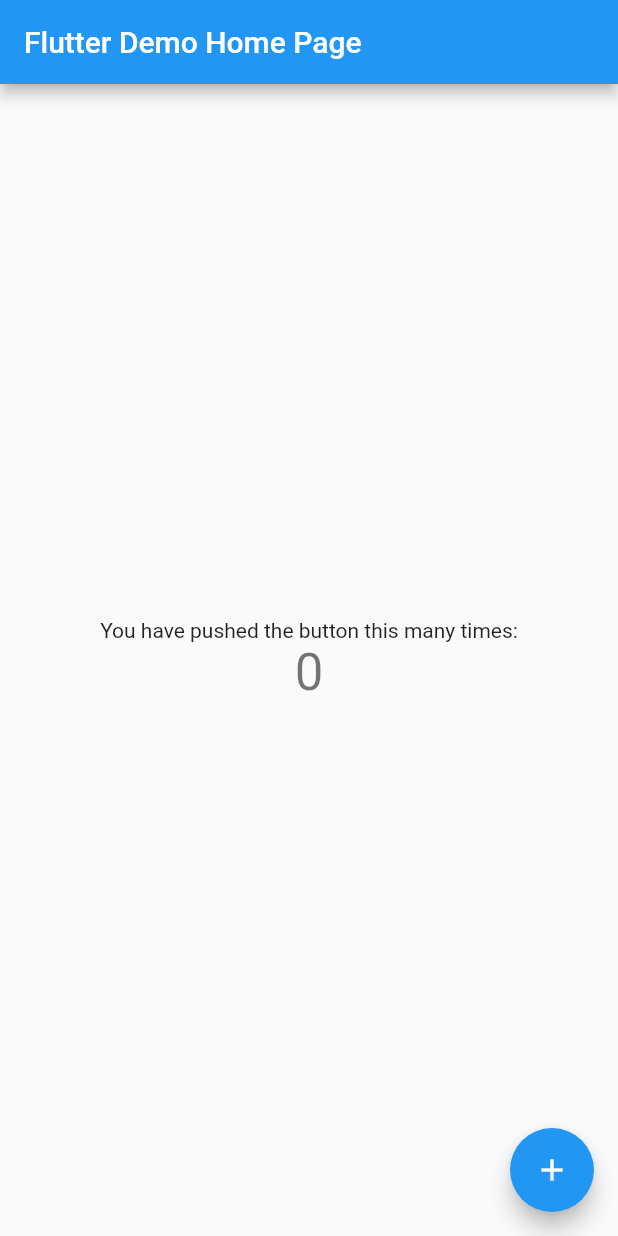
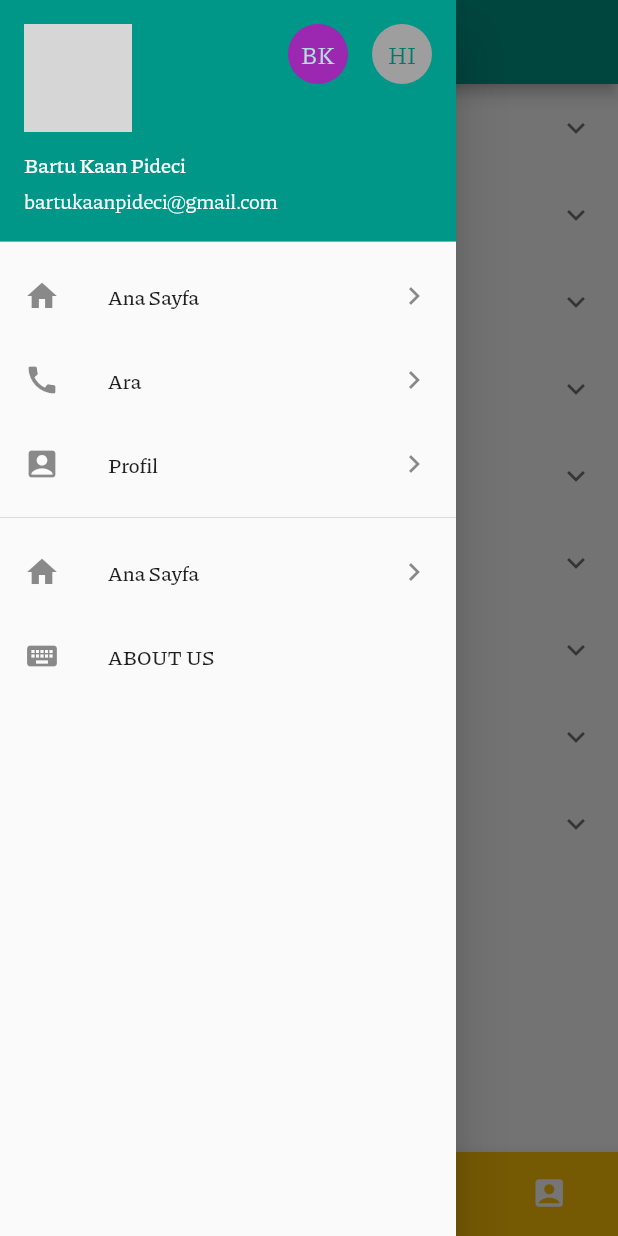
Before and after one commit to bartukaan/flutter_dersleri_bolum2, a Flutter app: the screen it shows after launch, with the side drawer open (before the commit the screen has no drawer), on a phone screen of 412 x 824 dp. Run offline on Flutter 3.47's test engine with Material 2 defaults, Android fonts, the phone set to English and light mode, and no system bars; network calls fail; grey boxes are pictures that could not be loaded.

Commit message:
- drawer menu kullanımı örneği, - kişisel font kullanımı (Örnek fontlar eklendi), - tabs kullanım örneği, - inkwell kullanım örneği,

```diff
--- a/lib/main.dart
+++ b/lib/main.dart
@@ -1,117 +1,105 @@
+
 import 'package:flutter/material.dart';
+import 'ui/uis.dart';
 
-void main() {
-  runApp(MyApp());
-}
+void main() => runApp(FlutterDersleri());
 
-class MyApp extends StatelessWidget {
-  // This widget is the root of your application.
+class FlutterDersleri extends StatelessWidget {
+
+
   @override
   Widget build(BuildContext context) {
+
     return MaterialApp(
-      title: 'Flutter Demo',
+      debugShowCheckedModeBanner: false,
+      title: 'Flutter Dersleri',
       theme: ThemeData(
-        // This is the theme of your application.
-        //
-        // Try running your application with "flutter run". You'll see the
-        // application has a blue toolbar. Then, without quitting the app, try
-        // changing the primarySwatch below to Colors.green and then invoke
-        // "hot reload" (press "r" in the console where you ran "flutter run",
-        // or simply save your changes to "hot reload" in a Flutter IDE).
-        // Notice that the counter didn't reset back to zero; the application
-        // is not restarted.
-        primarySwatch: Colors.blue,
-        // This makes the visual density adapt to the platform that you run
-        // the app on. For desktop platforms, the controls will be smaller and
-        // closer together (more dense) than on mobile platforms.
-        visualDensity: VisualDensity.adaptivePlatformDensity,
-      ),
-      home: MyHomePage(title: 'Flutter Demo Home Page'),
+          fontFamily: 'Genel',
+          primarySwatch: Colors.teal,
+          accentColor: Colors.orangeAccent),
+      home: MyHomePage(),
     );
   }
 }
 
 class MyHomePage extends StatefulWidget {
-  MyHomePage({Key key, this.title}) : super(key: key);
+  @override
+  MyHomePageState createState() {
+    return new MyHomePageState();
+  }
+}
 
-  // This widget is the home page of your application. It is stateful, meaning
-  // that it has a State object (defined below) that contains fields that affect
-  // how it looks.
+class MyHomePageState extends State<MyHomePage> {
+  int secilenMenuItem = 0;
+  List<Widget> tumSayfalar;
+  AnaSayfa sayfaAna;
+  AramaSayfasi sayfaArama;
+  PageViewOrnek pageViewOrnek;
 
-  // This class is the configuration for the state. It holds the values (in this
-  // case the title) provided by the parent (in this case the App widget) and
-  // used by the build method of the State. Fields in a Widget subclass are
-  // always marked "final".
-
-  final String title;
+  var keyAnaSayfa = PageStorageKey("key_ana_sayfa");
+  var keyArama = PageStorageKey("key_arama_sayfa");
 
   @override
-  _MyHomePageState createState() => _MyHomePageState();
-}
-
-class _MyHomePageState extends State<MyHomePage> {
-  int _counter = 0;
-
-  void _incrementCounter() {
-    setState(() {
-      // This call to setState tells the Flutter framework that something has
-      // changed in this State, which causes it to rerun the build method below
-      // so that the display can reflect the updated values. If we changed
-      // _counter without calling setState(), then the build method would not be
-      // called again, and so nothing would appear to happen.
-      _counter++;
-    });
+  void initState() {
+    // TODO: implement initState
+    super.initState();
+    sayfaAna = AnaSayfa(keyAnaSayfa);
+    sayfaArama=AramaSayfasi(keyArama);
+    pageViewOrnek = PageViewOrnek();
+    tumSayfalar=[sayfaAna, sayfaArama, pageViewOrnek];
   }
 
   @override
   Widget build(BuildContext context) {
-    // This method is rerun every time setState is called, for instance as done
-    // by the _incrementCounter method above.
-    //
-    // The Flutter framework has been optimized to make rerunning build methods
-    // fast, so that you can just rebuild anything that needs updating rather
-    // than having to individually change instances of widgets.
     return Scaffold(
+      drawer: DrawerMenu(),
       appBar: AppBar(
-        // Here we take the value from the MyHomePage object that was created by
-        // the App.build method, and use it to set our appbar title.
-        title: Text(widget.title),
+        title: Text("Flutter Dersleri Bölüm 2"),
       ),
-      body: Center(
-        // Center is a layout widget. It takes a single child and positions it
-        // in the middle of the parent.
-        child: Column(
-          // Column is also a layout widget. It takes a list of children and
-          // arranges them vertically. By default, it sizes itself to fit its
-          // children horizontally, and tries to be as tall as its parent.
-          //
-          // Invoke "debug painting" (press "p" in the console, choose the
-          // "Toggle Debug Paint" action from the Flutter Inspector in Android
-          // Studio, or the "Toggle Debug Paint" command in Visual Studio Code)
-          // to see the wireframe for each widget.
-          //
-          // Column has various properties to control how it sizes itself and
-          // how it positions its children. Here we use mainAxisAlignment to
-          // center the children vertically; the main axis here is the vertical
-          // axis because Columns are vertical (the cross axis would be
-          // horizontal).
-          mainAxisAlignment: MainAxisAlignment.center,
-          children: <Widget>[
-            Text(
-              'You have pushed the button this many times:',
-            ),
-            Text(
-              '$_counter',
-              style: Theme.of(context).textTheme.headline4,
-            ),
-          ],
-        ),
+      body: secilenMenuItem <= tumSayfalar.length-1 ? tumSayfalar[secilenMenuItem] : tumSayfalar[0],
+      bottomNavigationBar: bottomNavMenu(),
+    );
+  }
+
+  Theme bottomNavMenu() {
+    return Theme(
+      data: ThemeData(
+          canvasColor: Colors.cyan.shade100,
+          primaryColor: Colors.orangeAccent
       ),
-      floatingActionButton: FloatingActionButton(
-        onPressed: _incrementCounter,
-        tooltip: 'Increment',
-        child: Icon(Icons.add),
-      ), // This trailing comma makes auto-formatting nicer for build methods.
+      child: BottomNavigationBar(
+        items: <BottomNavigationBarItem>[
+          BottomNavigationBarItem(
+              icon: Icon(Icons.home),
+              title: Text("ExpansionTile"),
+              backgroundColor: Colors.amber),
+          BottomNavigationBarItem(
+              icon: Icon(Icons.search),
+              activeIcon: Icon(Icons.call),
+              title: Text("Liste"),
+              backgroundColor: Colors.red),
+          BottomNavigationBarItem(
+              icon: Icon(Icons.add),
+              title: Text("PageView"),
+              backgroundColor: Colors.tealAccent),
+          BottomNavigationBarItem(
+              icon: Icon(Icons.account_box),
+              title: Text("Profil"),
+              backgroundColor: Colors.brown),
+        ],
+        type: BottomNavigationBarType.shifting,
+        currentIndex: secilenMenuItem,
+        onTap: (index){
+          setState(() {
+            secilenMenuItem = index;
+            if(index==3){
+              Navigator.of(context).push(MaterialPageRoute(builder: (context)=>TabOrnek())).then((bb){
+                secilenMenuItem = 0;
+              });
+            }
+          });
+        },
+      ),
     );
   }
 }
--- /dev/null
+++ b/lib/models/veri.dart
@@ -0,0 +1,9 @@
+class Veri{
+
+  String baslik;
+  bool expanded;
+  String icerik;
+
+  Veri(this.baslik, this.icerik, this.expanded);
+
+}
--- /dev/null
+++ b/lib/ui/ana_sayfa.dart
@@ -0,0 +1,58 @@
+import 'package:flutter/material.dart';
+import 'package:flutter_dersleri_bolum2/models/veri.dart';
+
+class AnaSayfa extends StatefulWidget {
+  AnaSayfa(Key k) : super(key: k);
+
+  @override
+  AnaSayfaState createState() {
+    return new AnaSayfaState();
+  }
+}
+
+class AnaSayfaState extends State<AnaSayfa> {
+  List<Veri> tumVeriler;
+
+  @override
+  void initState() {
+    // TODO: implement initState
+    super.initState();
+    tumVeriler = [
+      Veri("Biz Kimiz", "Biz kimizin içeriği buraya gelecek", false),
+      Veri("Biz Neredeyiz", "Biz neredeyiz içeriği buraya gelecek", false),
+      Veri("Misyonumuz", "Biz kimizin içeriği buraya gelecek", false),
+      Veri("Vizyonumuz", "Biz kimizin içeriği buraya gelecek", false),
+      Veri("İletişim", "Biz kimizin içeriği buraya gelecek", false),
+      Veri("İletişim", "Biz kimizin içeriği buraya gelecek", false),
+      Veri("İletişim", "Biz kimizin içeriği buraya gelecek", false),
+      Veri("İletişim", "Biz kimizin içeriği buraya gelecek", false),
+      Veri("İletişim", "Biz kimizin içeriği buraya gelecek", false),
+    ];
+  }
+
+  @override
+  Widget build(BuildContext context) {
+    return ListView.builder(
+      itemBuilder: (context, index) {
+        return ExpansionTile(
+          key: PageStorageKey("$index"),
+          title: Text(tumVeriler[index].baslik),
+          initiallyExpanded: tumVeriler[index].expanded,
+          children: <Widget>[
+            Container(
+              color:
+                  index % 2 == 0 ? Colors.red.shade200 : Colors.yellow.shade300,
+              height: 100,
+              width: double.infinity,
+              child: Padding(
+                padding: const EdgeInsets.all(16.0),
+                child: Text(tumVeriler[index].icerik),
+              ),
+            )
+          ],
+        );
+      },
+      itemCount: tumVeriler.length,
+    );
+  }
+}
--- /dev/null
+++ b/lib/ui/drawer_menu.dart
@@ -0,0 +1,80 @@
+import 'package:flutter/material.dart';
+
+class DrawerMenu extends StatefulWidget {
+  @override
+  _DrawerMenuState createState() => _DrawerMenuState();
+}
+
+class _DrawerMenuState extends State<DrawerMenu> {
+  @override
+  Widget build(BuildContext context) {
+    return Drawer(
+      child: Column(
+        children: <Widget>[
+          UserAccountsDrawerHeader(
+            accountName: Text("Bartu Kaan Pideci"),
+            accountEmail: Text("bartukaanpideci@gmail.com"),
+            currentAccountPicture: Image.network(
+                "https://png.pngtree.com/png-vector/20191017/ourlarge/pngtree-black-details-of-man-wedding-suit-tuxedo-vector-png-image_1808763.jpg"),
+            otherAccountsPictures: <Widget>[
+              CircleAvatar(
+                backgroundColor: Colors.purple,
+                child: Text("BK"),
+              ),
+              CircleAvatar(
+                backgroundColor: Colors.grey,
+                child: Text("HI"),
+              )
+            ],
+          ),
+          Expanded(
+            child: ListView(
+              children: <Widget>[
+                ListTile(
+                  leading: Icon(Icons.home),
+                  title: Text("Ana Sayfa"),
+                  trailing: Icon(Icons.chevron_right),
+                ),
+                ListTile(
+                  leading: Icon(Icons.call),
+                  title: Text("Ara"),
+                  trailing: Icon(Icons.chevron_right),
+                ),
+                ListTile(
+                  leading: Icon(Icons.account_box),
+                  title: Text("Profil"),
+                  trailing: Icon(Icons.chevron_right),
+                ),
+                Divider(),
+                InkWell(
+                  onTap: (){
+
+                  },
+                  splashColor: Colors.cyan,
+                  child: ListTile(
+                    leading: Icon(Icons.home),
+                    title: Text("Ana Sayfa"),
+                    trailing: Icon(Icons.chevron_right),
+                  ),
+                ),
+                AboutListTile(
+                  applicationName: "Flutter Dersleri",
+                  applicationIcon: Icon(Icons.save),
+                  applicationVersion: "2.0",
+                  child: Text("ABOUT US"),
+                  applicationLegalese: "asdasdasd",
+                  icon: Icon(Icons.keyboard),
+                  aboutBoxChildren: <Widget>[
+                    Text("Child 1"),
+                    Text("Child 2"),
+                    Text("Child 3"),
+                  ],
+                )
+              ],
+            ),
+          ),
+        ],
+      ),
+    );
+  }
+}
--- /dev/null
+++ b/lib/ui/uis.dart
@@ -0,0 +1,6 @@
+export 'tabs.dart';
+export 'page_view.dart';
+export 'kisisel_font_kullanimi.dart';
+export 'drawer_menu.dart';
+export 'arama.dart';
+export 'ana_sayfa.dart';
```
Also changed, not shown: lib/ui/arama.dart (added, +33 -0 lines), lib/ui/kisisel_font_kullanimi.dart (added, +57 -0 lines), lib/ui/page_view.dart (added, +118 -0 lines), lib/ui/tabs.dart (added, +79 -0 lines), pubspec.yaml (+18 -48 lines), assets/fonts/Piazzolla-Italic-VariableFont_opsz,wght.ttf (added), assets/fonts/Piazzolla-VariableFont_opsz,wght.ttf (added), assets/fonts/SansitaSwashed-VariableFont_wght.ttf (added), 1 other file.
